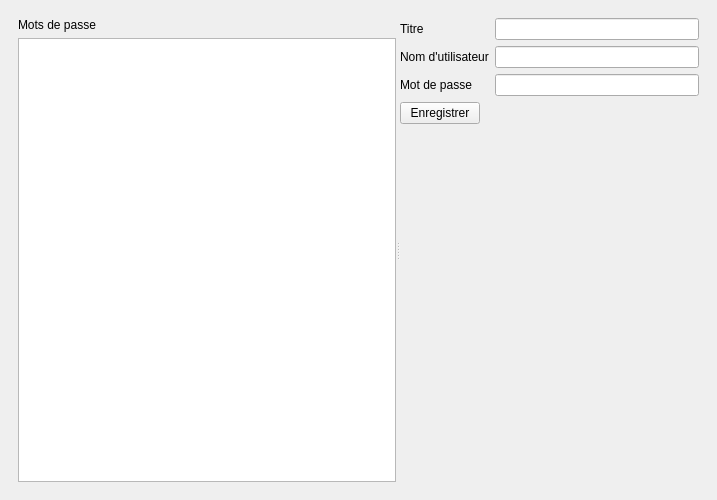
This is ui/mainwindow.ui in llauret-iut90/BeretPass as Qt 5 draws it before an edit. The edited form follows.
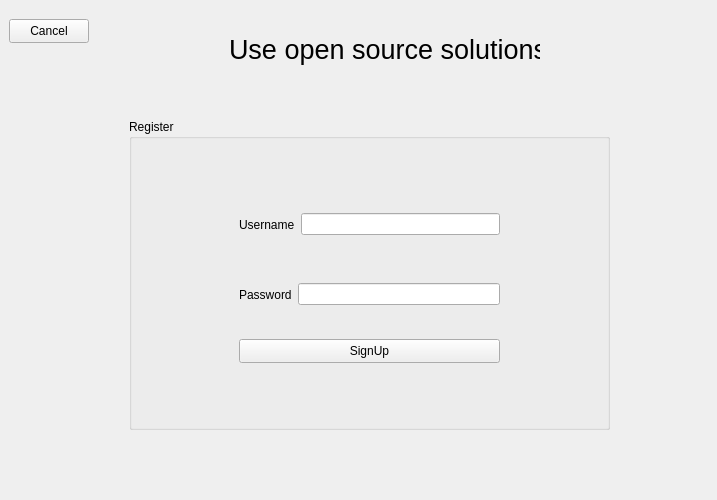
This is the edited form. The open tabs and pages were chosen to show the change. Icons and pictures are not drawn.

Commit message: Ajout page register avec connection à la pour le insert bdd, ajout mdp dans la bdd, affichage en fonction de l'user ses mdp, modification textlabel pour voir la connectivité à la bdd

Diff of the .ui file:
```diff
--- a/ui/mainwindow.ui
+++ b/ui/mainwindow.ui
@@ -199,6 +199,117 @@
         </item>
        </layout>
       </widget>
+      <widget class="QWidget" name="registerPage3">
+       <widget class="QLabel" name="registerLabel">
+        <property name="geometry">
+         <rect>
+          <x>220</x>
+          <y>20</y>
+          <width>311</width>
+          <height>41</height>
+         </rect>
+        </property>
+        <property name="font">
+         <font>
+          <pointsize>20</pointsize>
+         </font>
+        </property>
+        <property name="text">
+         <string>Use open source solutions</string>
+        </property>
+       </widget>
+       <widget class="QGroupBox" name="groupBox">
+        <property name="geometry">
+         <rect>
+          <x>120</x>
+          <y>110</y>
+          <width>481</width>
+          <height>311</height>
+         </rect>
+        </property>
+        <property name="title">
+         <string>Register</string>
+        </property>
+        <widget class="QWidget" name="horizontalLayoutWidget_5">
+         <property name="geometry">
+          <rect>
+           <x>110</x>
+           <y>80</y>
+           <width>261</width>
+           <height>51</height>
+          </rect>
+         </property>
+         <layout class="QHBoxLayout" name="registerUsername_2">
+          <item>
+           <widget class="QLabel" name="labelUsername_2">
+            <property name="text">
+             <string>Username</string>
+            </property>
+           </widget>
+          </item>
+          <item>
+           <widget class="QLineEdit" name="inputUsername_2">
+            <property name="text">
+             <string/>
+            </property>
+           </widget>
+          </item>
+         </layout>
+        </widget>
+        <widget class="QWidget" name="horizontalLayoutWidget_4">
+         <property name="geometry">
+          <rect>
+           <x>110</x>
+           <y>150</y>
+           <width>261</width>
+           <height>51</height>
+          </rect>
+         </property>
+         <layout class="QHBoxLayout" name="registerPassword_2">
+          <item>
+           <widget class="QLabel" name="labelPassword_2">
+            <property name="text">
+             <string>Password</string>
+            </property>
+           </widget>
+          </item>
+          <item>
+           <widget class="QLineEdit" name="inputPassword_2">
+            <property name="echoMode">
+             <enum>QLineEdit::Password</enum>
+            </property>
+           </widget>
+          </item>
+         </layout>
+        </widget>
+        <widget class="QPushButton" name="signUp">
+         <property name="geometry">
+          <rect>
+           <x>110</x>
+           <y>220</y>
+           <width>261</width>
+           <height>24</height>
+          </rect>
+         </property>
+         <property name="text">
+          <string>SignUp</string>
+         </property>
+        </widget>
+       </widget>
+       <widget class="QPushButton" name="pushButton">
+        <property name="geometry">
+         <rect>
+          <x>0</x>
+          <y>10</y>
+          <width>80</width>
+          <height>24</height>
+         </rect>
+        </property>
+        <property name="text">
+         <string>Cancel</string>
+        </property>
+       </widget>
+      </widget>
      </widget>
     </item>
    </layout>
```
Left out of the diff: 50 changed lines with no effect on the pictures. The commit also changes 15 other files.
